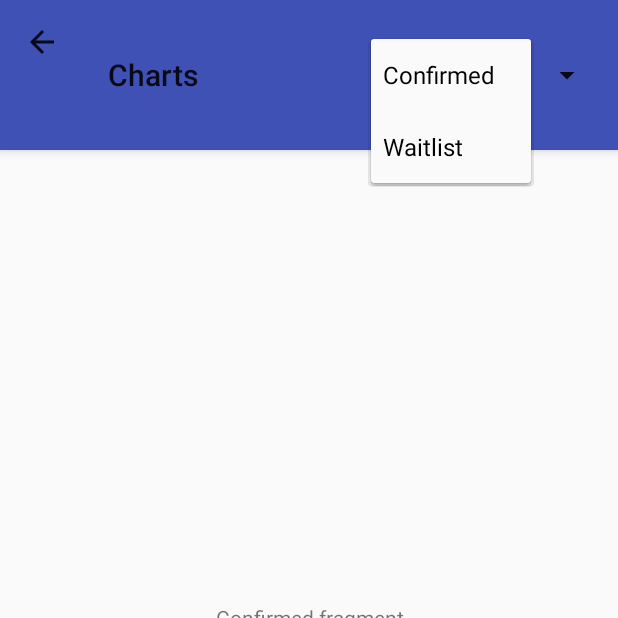
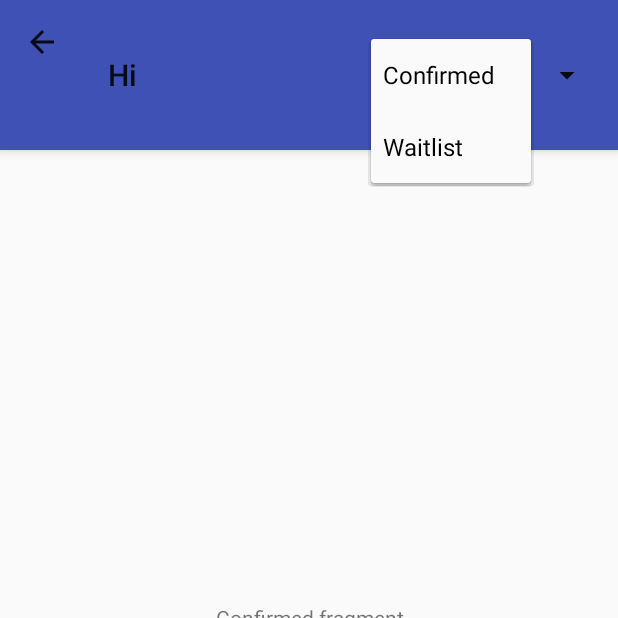
Before and after one commit to pcsir/pcsir, an Android app: the ChartsActivity screen opened directly, with no data from a screen before it, after a tap on "Confirmed", on a phone screen of 412 x 824 dp, the top half of it. Run offline under Robolectric (Android 15) with nearby library versions, the phone set to English and light mode, and no system bars.

Commit message:
Update ChartsActivity.java

```diff
--- a/app/src/main/java/com/example/shubhankar/pcs_irsap/ChartsActivity.java
+++ b/app/src/main/java/com/example/shubhankar/pcs_irsap/ChartsActivity.java
@@ -33,7 +33,7 @@ public class ChartsActivity extends AppCompatActivity {
         setSupportActionBar(toolbar);
         getSupportActionBar().setDisplayHomeAsUpEnabled(true);
         getSupportActionBar().setDisplayShowHomeEnabled(true);
-        getSupportActionBar().setTitle("Charts");
+        getSupportActionBar().setTitle("Hi");
 
         spinner = findViewById(R.id.spinner);
 
```
